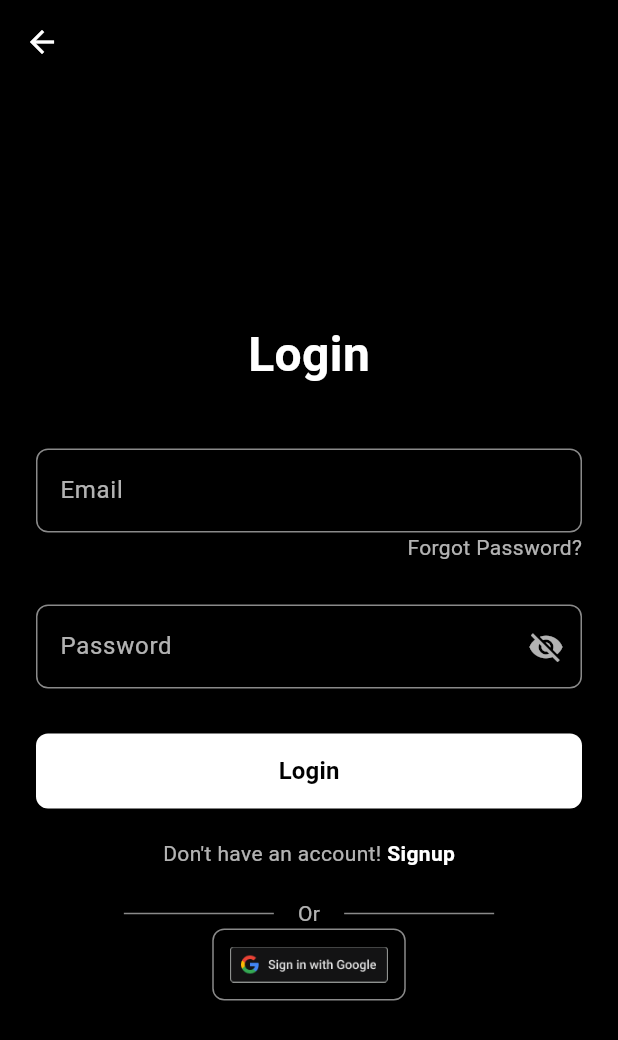
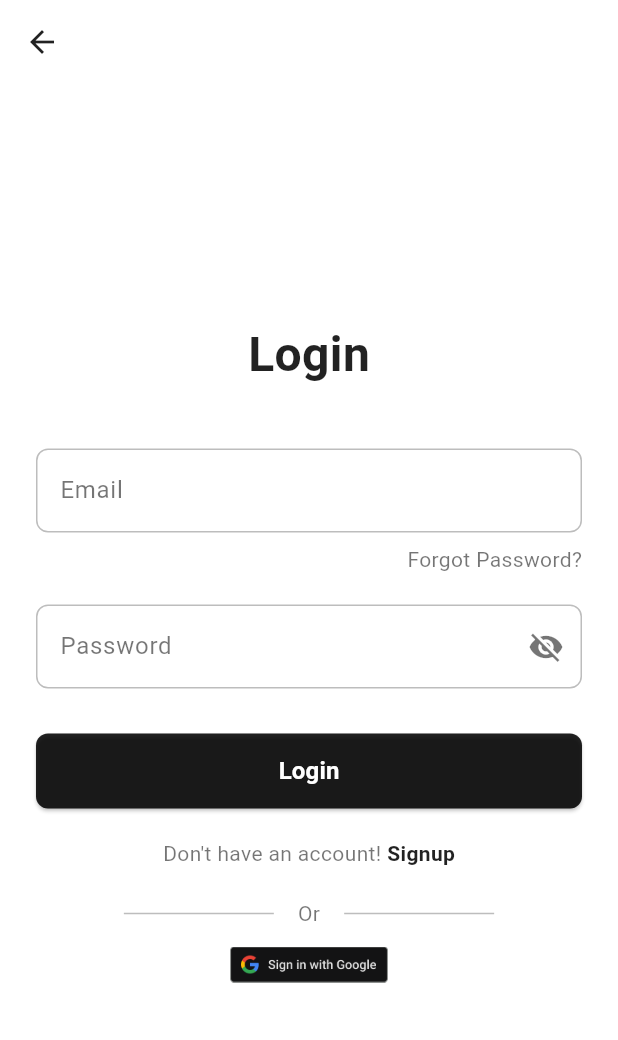
Before and after one commit to Walapalam/VisuaLit, a Flutter app: the SignupPage screen opened directly, after a tap on "Login", on a phone screen of 412 x 824 dp. Shown: the top 1040 px of the screen. Run offline on Flutter 3.47's test engine with Material 3 defaults, Android fonts, the phone set to English and light mode, and no system bars; our stand-ins replace audioplayers, file_picker, flutter_html, flutter_screenutil, flutter_speed_dial, flutter_tts and 1 more; missing offline and left inert: epubx, screen_brightness.

```diff
--- a/visualit_app/lib/views/home_page.dart
+++ b/visualit_app/lib/views/home_page.dart
@@ -6,7 +6,7 @@ class HomePage extends StatelessWidget {
   @override
   Widget build(BuildContext context) {
     return Scaffold(
-      backgroundColor: Colors.black,
+      backgroundColor: Colors.white,
       body: Center(
         child: Padding(
           padding: const EdgeInsets.symmetric(horizontal: 40),
@@ -15,18 +15,9 @@ class HomePage extends StatelessWidget {
             children: [
               Image.asset(
                 'assets/visualit.png',
-                width: MediaQuery.of(context).size.width * 0.7,
-                height: MediaQuery.of(context).size.height * 0.3,
+                width: MediaQuery.of(context).size.width * 0.9,
+                height: MediaQuery.of(context).size.height * 0.5,
                 fit: BoxFit.contain,
-              ),
-              SizedBox(height: 10),
-              Text(
-                'Bring stories to life',
-                style: TextStyle(
-                  color: Colors.white,
-                  fontSize: 16,
-                  letterSpacing: 0.5,
-                ),
               ),
               SizedBox(height: 50),
               SizedBox(
@@ -39,8 +30,8 @@ class HomePage extends StatelessWidget {
                     );
                   },
                   style: ElevatedButton.styleFrom(
-                    backgroundColor: Colors.white,
-                    foregroundColor: Colors.black,
+                    backgroundColor: Colors.black,
+                    foregroundColor: Colors.white,
                     shape: RoundedRectangleBorder(
                       borderRadius: BorderRadius.circular(8),
                     ),
@@ -55,7 +46,7 @@ class HomePage extends StatelessWidget {
                 padding: const EdgeInsets.symmetric(vertical: 16),
                 child: Text(
                   'or',
-                  style: TextStyle(color: Colors.white, fontSize: 14),
+                  style: TextStyle(color: Colors.black, fontSize: 14),
                 ),
               ),
               SizedBox(
@@ -69,14 +60,14 @@ class HomePage extends StatelessWidget {
                     );
                   },
                   style: ElevatedButton.styleFrom(
-                    backgroundColor: Colors.white,
-                    foregroundColor: Colors.black,
+                    backgroundColor: Colors.black,
+                    foregroundColor: Colors.white,
                     shape: RoundedRectangleBorder(
                       borderRadius: BorderRadius.circular(8),
                     ),
                   ),
                   child: Text(
-                    'Login',
+                    'Continue with login',
                     style: TextStyle(fontSize: 16, fontWeight: FontWeight.bold),
                   ),
                 ),
--- a/visualit_app/lib/views/login_page.dart
+++ b/visualit_app/lib/views/login_page.dart
@@ -1,9 +1,11 @@
 import 'package:flutter/material.dart';
+import 'forget_password_page.dart';
 import 'home_screen.dart';
 import 'signup_page.dart';
-import 'forget_password_page.dart';
 
 class LoginPage extends StatefulWidget {
+  const LoginPage({Key? key}) : super(key: key);
+
   @override
   _LoginPageState createState() => _LoginPageState();
 }
@@ -23,8 +25,6 @@ class _LoginPageState extends State<LoginPage> {
 
   void _handleLogin() {
     if (_formKey.currentState!.validate()) {
-      // Here you would typically handle authentication
-      // For now, just navigate to HomeScreen
       Navigator.pushReplacement(
         context,
         MaterialPageRoute(builder: (context) => HomeScreen()),
@@ -35,11 +35,12 @@ class _LoginPageState extends State<LoginPage> {
   @override
   Widget build(BuildContext context) {
     return Scaffold(
-      backgroundColor: Colors.black,
+      backgroundColor: Colors.white,
       appBar: AppBar(
         backgroundColor: Colors.transparent,
+        elevation: 0,
         leading: IconButton(
-          icon: Icon(Icons.arrow_back, color: Colors.white),
+          icon: Icon(Icons.arrow_back, color: Colors.black87),
           onPressed: () => Navigator.pop(context),
         ),
       ),
@@ -53,7 +54,7 @@ class _LoginPageState extends State<LoginPage> {
               Text(
                 'Login',
                 style: TextStyle(
-                  color: Colors.white,
+                  color: Colors.black87,
                   fontSize: 32,
                   fontWeight: FontWeight.bold,
                 ),
@@ -61,16 +62,16 @@ class _LoginPageState extends State<LoginPage> {
               SizedBox(height: 40),
               TextFormField(
                 controller: _emailController,
-                style: TextStyle(color: Colors.white),
+                style: TextStyle(color: Colors.black87),
                 decoration: InputDecoration(
                   labelText: 'Email',
-                  labelStyle: TextStyle(color: Colors.white70),
+                  labelStyle: TextStyle(color: Colors.black54),
                   enabledBorder: OutlineInputBorder(
-                    borderSide: BorderSide(color: Colors.white54),
+                    borderSide: BorderSide(color: Colors.black26),
                     borderRadius: BorderRadius.circular(8),
                   ),
                   focusedBorder: OutlineInputBorder(
-                    borderSide: BorderSide(color: Colors.white),
+                    borderSide: BorderSide(color: Colors.black87),
                     borderRadius: BorderRadius.circular(8),
                   ),
                   errorBorder: OutlineInputBorder(
@@ -98,11 +99,11 @@ class _LoginPageState extends State<LoginPage> {
                     );
                   },
                   child: Padding(
-                    padding: const EdgeInsets.only(bottom: 8.0),
+                    padding: const EdgeInsets.only(top: 8.0),
                     child: Text(
                       'Forgot Password?',
                       style: TextStyle(
-                        color: Colors.white70,
+                        color: Colors.black54,
                         fontSize: 14,
                       ),
                     ),
@@ -112,17 +113,17 @@ class _LoginPageState extends State<LoginPage> {
               SizedBox(height: 20),
               TextFormField(
                 controller: _passwordController,
-                style: TextStyle(color: Colors.white),
+                style: TextStyle(color: Colors.black87),
                 obscureText: !_isPasswordVisible,
                 decoration: InputDecoration(
                   labelText: 'Password',
-                  labelStyle: TextStyle(color: Colors.white70),
+                  labelStyle: TextStyle(color: Colors.black54),
                   enabledBorder: OutlineInputBorder(
-                    borderSide: BorderSide(color: Colors.white54),
+                    borderSide: BorderSide(color: Colors.black26),
                     borderRadius: BorderRadius.circular(8),
                   ),
                   focusedBorder: OutlineInputBorder(
-                    borderSide: BorderSide(color: Colors.white),
+                    borderSide: BorderSide(color: Colors.black87),
                     borderRadius: BorderRadius.circular(8),
                   ),
                   errorBorder: OutlineInputBorder(
@@ -132,7 +133,7 @@ class _LoginPageState extends State<LoginPage> {
                   suffixIcon: IconButton(
                     icon: Icon(
                       _isPasswordVisible ? Icons.visibility : Icons.visibility_off,
-                      color: Colors.white70,
+                      color: Colors.black54,
                     ),
                     onPressed: () {
                       setState(() {
@@ -158,8 +159,8 @@ class _LoginPageState extends State<LoginPage> {
                 child: ElevatedButton(
                   onPressed: _handleLogin,
                   style: ElevatedButton.styleFrom(
-                    backgroundColor: Colors.white,
-                    foregroundColor: Colors.black,
+                    backgroundColor: Colors.black87,
+                    foregroundColor: Colors.white,
                     shape: RoundedRectangleBorder(
                       borderRadius: BorderRadius.circular(8),
                     ),
@@ -177,7 +178,7 @@ class _LoginPageState extends State<LoginPage> {
                   Text(
                     "Don't have an account! ",
                     style: TextStyle(
-                      color: Colors.white70,
+                      color: Colors.black54,
                       fontSize: 14,
                     ),
                   ),
@@ -191,7 +192,7 @@ class _LoginPageState extends State<LoginPage> {
                     child: Text(
                       "Signup",
                       style: TextStyle(
-                        color: Colors.white,
+                        color: Colors.black87,
                         fontSize: 14,
                         fontWeight: FontWeight.bold,
                       ),
@@ -206,14 +207,14 @@ class _LoginPageState extends State<LoginPage> {
                   Container(
                     height: 1,
                     width: 100,
-                    color: Colors.white54,
+                    color: Colors.black26,
                   ),
                   Padding(
                     padding: EdgeInsets.symmetric(horizontal: 16),
                     child: Text(
                       'Or',
                       style: TextStyle(
-                        color: Colors.white70,
+                        color: Colors.black54,
                         fontSize: 14,
                       ),
                     ),
@@ -221,7 +222,7 @@ class _LoginPageState extends State<LoginPage> {
                   Container(
                     height: 1,
                     width: 100,
-                    color: Colors.white54,
+                    color: Colors.black26,
                   ),
                 ],
               ),
@@ -234,12 +235,6 @@ class _LoginPageState extends State<LoginPage> {
                   height: 24,
                 ),
                 padding: EdgeInsets.all(12),
-                style: IconButton.styleFrom(
-                  side: BorderSide(color: Colors.white54),
-                  shape: RoundedRectangleBorder(
-                    borderRadius: BorderRadius.circular(8),
-                  ),
-                ),
               )
             ],
           ),
--- a/visualit_app/lib/views/signup_page.dart
+++ b/visualit_app/lib/views/signup_page.dart
@@ -39,11 +39,11 @@ class _SignupPageState extends State<SignupPage> {
   @override
   Widget build(BuildContext context) {
     return Scaffold(
-      backgroundColor: Colors.black,
+      backgroundColor: Colors.white,
       appBar: AppBar(
         backgroundColor: Colors.transparent,
         leading: IconButton(
-          icon: Icon(Icons.arrow_back, color: Colors.white),
+          icon: Icon(Icons.arrow_back, color: Colors.black),
           onPressed: () => Navigator.pop(context),
         ),
       ),
@@ -56,7 +56,7 @@ class _SignupPageState extends State<SignupPage> {
               Text(
                 'Create Account',
                 style: TextStyle(
-                  color: Colors.white,
+                  color: Colors.black,
                   fontSize: 32,
                   fontWeight: FontWeight.bold,
                 ),
@@ -64,16 +64,16 @@ class _SignupPageState extends State<SignupPage> {
               SizedBox(height: 40),
               TextFormField(
                 controller: _firstNameController,
-                style: TextStyle(color: Colors.white),
+                style: TextStyle(color: Colors.black),
                 decoration: InputDecoration(
                   labelText: 'First Name',
-                  labelStyle: TextStyle(color: Colors.white70),
+                  labelStyle: TextStyle(color: Colors.black54),
                   enabledBorder: OutlineInputBorder(
-                    borderSide: BorderSide(color: Colors.white54),
+                    borderSide: BorderSide(color: Colors.black54),
                     borderRadius: BorderRadius.circular(8),
                   ),
                   focusedBorder: OutlineInputBorder(
-                    borderSide: BorderSide(color: Colors.white),
+                    borderSide: BorderSide(color: Colors.black),
                     borderRadius: BorderRadius.circular(8),
                   ),
                   errorBorder: OutlineInputBorder(
@@ -91,16 +91,16 @@ class _SignupPageState extends State<SignupPage> {
               SizedBox(height: 20),
               TextFormField(
                 controller: _lastNameController,
-                style: TextStyle(color: Colors.white),
+                style: TextStyle(color: Colors.black),
                 decoration: InputDecoration(
                   labelText: 'Last Name',
-                  labelStyle: TextStyle(color: Colors.white70),
+                  labelStyle: TextStyle(color: Colors.black54),
                   enabledBorder: OutlineInputBorder(
-                    borderSide: BorderSide(color: Colors.white54),
+                    borderSide: BorderSide(color: Colors.black54),
                     borderRadius: BorderRadius.circular(8),
                   ),
                   focusedBorder: OutlineInputBorder(
-                    borderSide: BorderSide(color: Colors.white),
+                    borderSide: BorderSide(color: Colors.black),
                     borderRadius: BorderRadius.circular(8),
                   ),
                   errorBorder: OutlineInputBorder(
@@ -118,16 +118,16 @@ class _SignupPageState extends State<SignupPage> {
               SizedBox(height: 20),
               TextFormField(
                 controller: _emailController,
-                style: TextStyle(color: Colors.white),
+                style: TextStyle(color: Colors.black),
                 decoration: InputDecoration(
                   labelText: 'Email',
-                  labelStyle: TextStyle(color: Colors.white70),
+                  labelStyle: TextStyle(color: Colors.black54),
                   enabledBorder: OutlineInputBorder(
-                    borderSide: BorderSide(color: Colors.white54),
+                    borderSide: BorderSide(color: Colors.black54),
                     borderRadius: BorderRadius.circular(8),
                   ),
                   focusedBorder: OutlineInputBorder(
-                    borderSide: BorderSide(color: Colors.white),
+                    borderSide: BorderSide(color: Colors.black),
                     borderRadius: BorderRadius.circular(8),
                   ),
                   errorBorder: OutlineInputBorder(
@@ -148,17 +148,17 @@ class _SignupPageState extends State<SignupPage> {
               SizedBox(height: 20),
               TextFormField(
                 controller: _passwordController,
-                style: TextStyle(color: Colors.white),
+                style: TextStyle(color: Colors.black),
                 obscureText: !_isPasswordVisible,
                 decoration: InputDecoration(
                   labelText: 'Password',
-                  labelStyle: TextStyle(color: Colors.white70),
+                  labelStyle: TextStyle(color: Colors.black54),
                   enabledBorder: OutlineInputBorder(
-                    borderSide: BorderSide(color: Colors.white54),
+                    borderSide: BorderSide(color: Colors.black54),
                     borderRadius: BorderRadius.circular(8),
                   ),
                   focusedBorder: OutlineInputBorder(
-                    borderSide: BorderSide(color: Colors.white),
+                    borderSide: BorderSide(color: Colors.black),
                     borderRadius: BorderRadius.circular(8),
                   ),
                   errorBorder: OutlineInputBorder(
@@ -168,7 +168,7 @@ class _SignupPageState extends State<SignupPage> {
                   suffixIcon: IconButton(
                     icon: Icon(
                       _isPasswordVisible ? Icons.visibility : Icons.visibility_off,
-                      color: Colors.white70,
+                      color: Colors.black54,
                     ),
                     onPressed: () {
                       setState(() {
@@ -190,17 +190,17 @@ class _SignupPageState extends State<SignupPage> {
               SizedBox(height: 20),
               TextFormField(
                 controller: _confirmPasswordController,
-                style: TextStyle(color: Colors.white),
+                style: TextStyle(color: Colors.black),
                 obscureText: !_isConfirmPasswordVisible,
                 decoration: InputDecoration(
                   labelText: 'Confirm Password',
-                  labelStyle: TextStyle(color: Colors.white70),
+                  labelStyle: TextStyle(color: Colors.black54),
                   enabledBorder: OutlineInputBorder(
-                    borderSide: BorderSide(color: Colors.white54),
+                    borderSide: BorderSide(color: Colors.black54),
                     borderRadius: BorderRadius.circular(8),
                   ),
                   focusedBorder: OutlineInputBorder(
-                    borderSide: BorderSide(color: Colors.white),
+                    borderSide: BorderSide(color: Colors.black),
                     borderRadius: BorderRadius.circular(8),
                   ),
                   errorBorder: OutlineInputBorder(
@@ -210,7 +210,7 @@ class _SignupPageState extends State<SignupPage> {
                   suffixIcon: IconButton(
                     icon: Icon(
                       _isConfirmPasswordVisible ? Icons.visibility : Icons.visibility_off,
-                      color: Colors.white70,
+                      color: Colors.black54,
                     ),
                     onPressed: () {
                       setState(() {
@@ -236,8 +236,8 @@ class _SignupPageState extends State<SignupPage> {
                 child: ElevatedButton(
                   onPressed: _handleSignup,
                   style: ElevatedButton.styleFrom(
-                    backgroundColor: Colors.white,
-                    foregroundColor: Colors.black,
+                    backgroundColor: Colors.black,
+                    foregroundColor: Colors.white,
                     shape: RoundedRectangleBorder(
                       borderRadius: BorderRadius.circular(8),
                     ),
@@ -248,7 +248,6 @@ class _SignupPageState extends State<SignupPage> {
                   ),
                 ),
               ),
-              // Add this after the ElevatedButton's SizedBox
               SizedBox(height: 20),
               Row(
                 mainAxisAlignment: MainAxisAlignment.center,
@@ -256,7 +255,7 @@ class _SignupPageState extends State<SignupPage> {
                   Text(
                     "Already have an account? ",
                     style: TextStyle(
-                      color: Colors.white70,
+                      color: Colors.black54,
                       fontSize: 14,
                     ),
                   ),
@@ -270,7 +269,7 @@ class _SignupPageState extends State<SignupPage> {
                     child: Text(
                       "Login",
                       style: TextStyle(
-                        color: Colors.white,
+                        color: Colors.black,
                         fontSize: 14,
                         fontWeight: FontWeight.bold,
                       ),
@@ -285,14 +284,14 @@ class _SignupPageState extends State<SignupPage> {
                   Container(
                     height: 1,
                     width: 100,
-                    color: Colors.white54,
+                    color: Colors.black54,
                   ),
                   Padding(
                     padding: EdgeInsets.symmetric(horizontal: 16),
                     child: Text(
                       'Or',
                       style: TextStyle(
-                        color: Colors.white70,
+                        color: Colors.black54,
                         fontSize: 14,
                       ),
                     ),
@@ -300,7 +299,7 @@ class _SignupPageState extends State<SignupPage> {
                   Container(
                     height: 1,
                     width: 100,
-                    color: Colors.white54,
+                    color: Colors.black54,
                   ),
                 ],
               ),
@@ -315,7 +314,7 @@ class _SignupPageState extends State<SignupPage> {
                 ),
                 padding: EdgeInsets.all(12),
                 style: IconButton.styleFrom(
-                  side: BorderSide(color: Colors.white54),
+                  side: BorderSide(color: Colors.black54),
                   shape: RoundedRectangleBorder(
                     borderRadius: BorderRadius.circular(8),
                   ),
--- a/visualit_app/lib/views/splash_screen.dart
+++ b/visualit_app/lib/views/splash_screen.dart
@@ -40,7 +40,7 @@ class _SplashScreenState extends State<SplashScreen> {
   @override
   Widget build(BuildContext context) {
     return Scaffold(
-      backgroundColor: Colors.black, // Netflix theme
+      backgroundColor: Colors.white,
       body: Center(
         child: AnimatedOpacity(
           duration: Duration(seconds: 1),
```
Also changed, not shown: visualit_app/assets/google_signin.png, visualit_app/assets/visualit.png.
